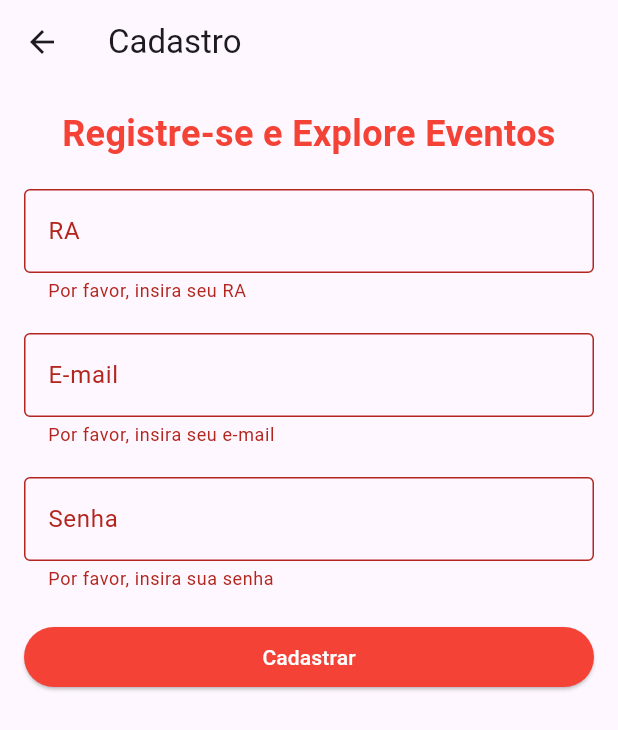
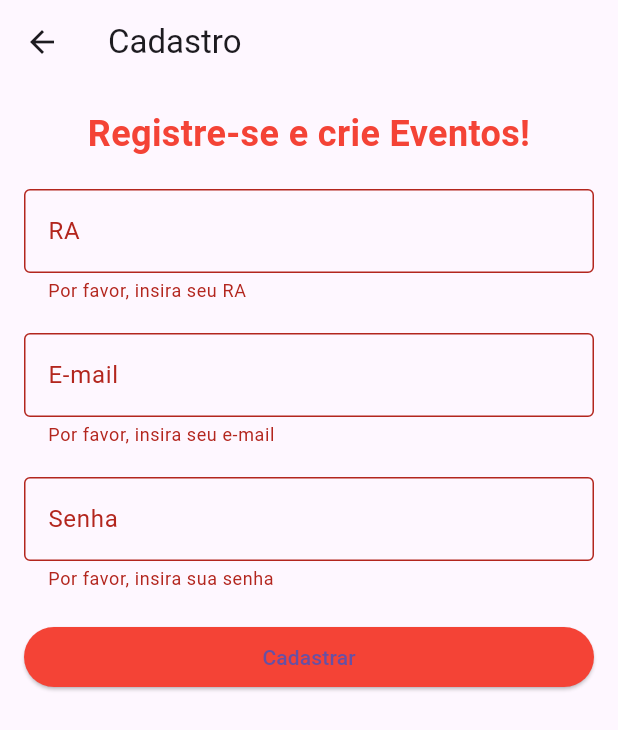
Before and after one commit to nikolasyan/eventec-flutter, a Flutter app: the CadastroPage screen opened directly, after a tap on "Cadastrar", on a phone screen of 412 x 824 dp. Shown: the top 730 px of the screen. Run offline on Flutter 3.47's test engine with Material 3 defaults, Android fonts, the phone set to English and light mode, and no system bars; our stand-ins replace carousel_slider, cloud_firestore, firebase_core; accounts and stored records are empty.

Commit message:
cadastro e login com usuarios em lista

```diff
--- a/lib/cadastroPage.dart
+++ b/lib/cadastroPage.dart
@@ -1,5 +1,6 @@
 import 'package:flutter/material.dart';
-import 'eventosPage.dart';
+import 'usuario.dart';
+import 'main.dart';
 
 class CadastroPage extends StatefulWidget {
   @override
@@ -27,7 +28,7 @@ class _CadastroPageState extends State<CadastroPage> {
               crossAxisAlignment: CrossAxisAlignment.stretch,
               children: <Widget>[
                 Text(
-                  'Registre-se e Explore Eventos',
+                  'Registre-se e crie Eventos!',
                   style: TextStyle(
                     fontSize: 24,
                     fontWeight: FontWeight.bold,
@@ -91,16 +92,15 @@ class _CadastroPageState extends State<CadastroPage> {
                   onPressed: () {
                     if (_formKey.currentState!.validate()) {
                       _formKey.currentState!.save();
-                      Navigator.push(
+                      usuarios.add(Usuario(ra: _ra, email: _email, senha: _password));
+                      Navigator.pushAndRemoveUntil(
                         context,
-                        MaterialPageRoute(builder: (context) => EventosPage()),
+                        MaterialPageRoute(builder: (context) => HomeScreen()),
+                        (Route<dynamic> route) => false,
                       );
                     }
                   },
-                  child: Text(
-                    'Cadastrar',
-                    style: TextStyle(color: Colors.white),
-                  ),
+                  child: Text('Cadastrar'),
                   style: ElevatedButton.styleFrom(
                     backgroundColor: Colors.red,
                   ),
--- /dev/null
+++ b/lib/usuario.dart
@@ -0,0 +1,9 @@
+class Usuario {
+  String ra;
+  String email;
+  String senha;
+
+  Usuario({required this.ra, required this.email, required this.senha});
+}
+
+List<Usuario> usuarios = [];
```
Also changed, not shown: lib/loginPage.dart (+23 -5 lines).
